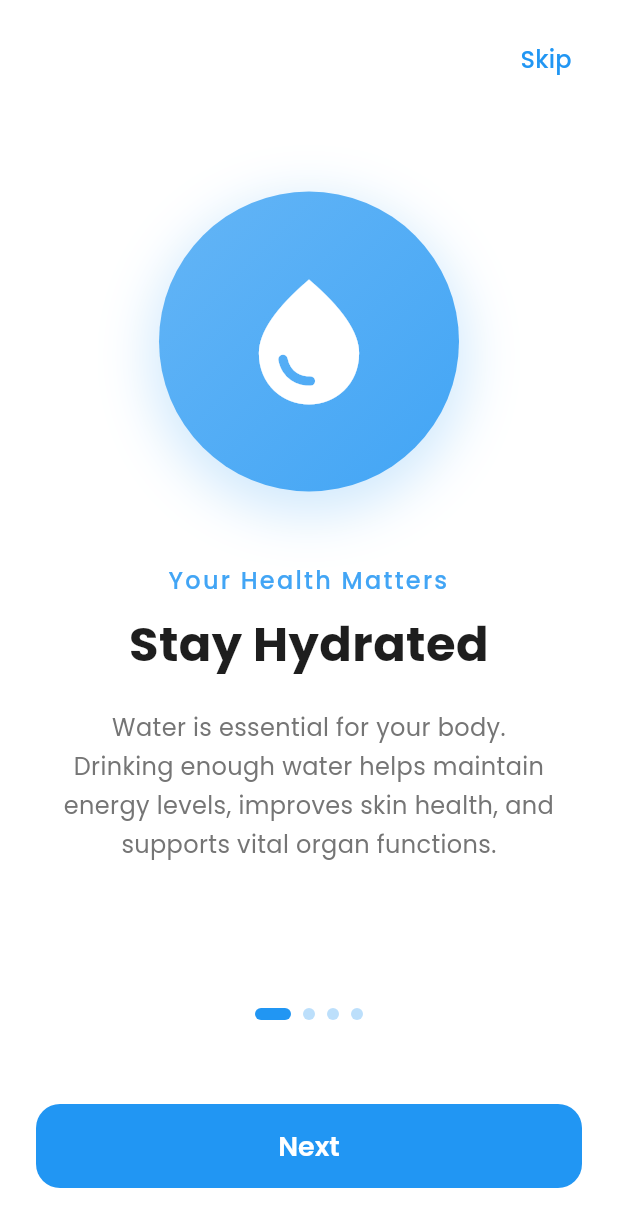
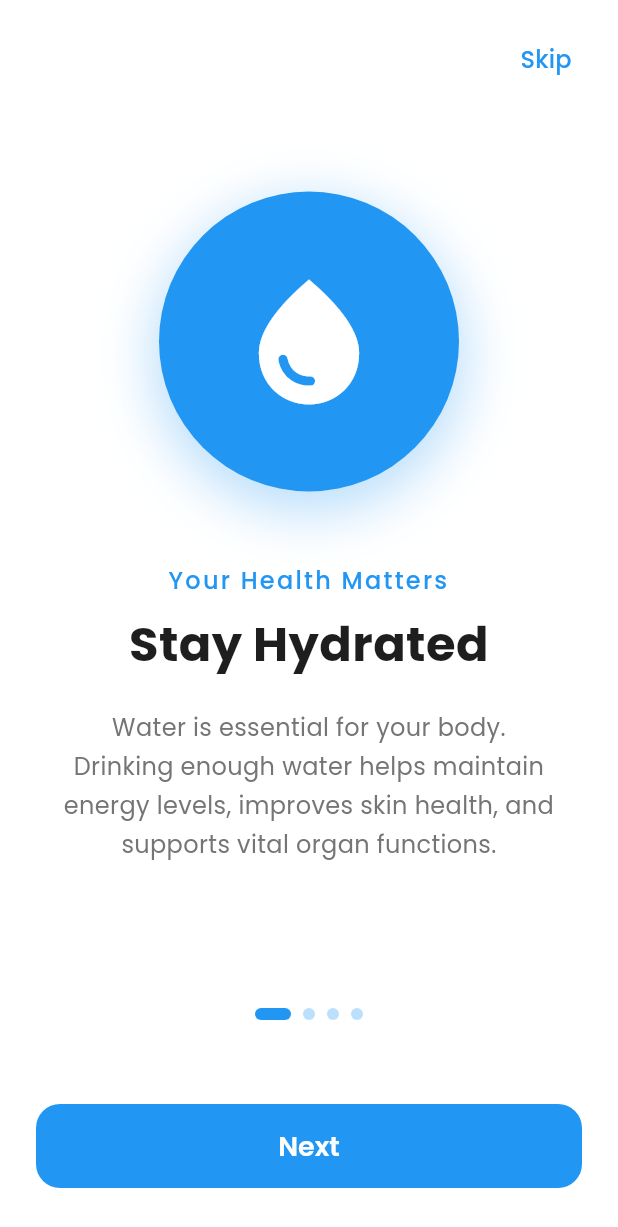
Before and after one commit to Dilaraackgzz/water_reminder, a Flutter app: the screen it shows after launch, on a phone screen of 412 x 824 dp. Shown: the top 1227 px of the screen. Run offline on Flutter 3.47's test engine with Material 3 defaults, Android fonts, the phone set to English and light mode, and no system bars; our stand-ins replace cloud_firestore, connectivity_plus, firebase_analytics, firebase_auth, firebase_core, firebase_messaging and 12 more; accounts and stored records are empty.

Commit message:
Splash screen ve Onboarding screen duzenlendi.

```diff
--- a/lib/features/onboarding/presentation/onboarding_screen.dart
+++ b/lib/features/onboarding/presentation/onboarding_screen.dart
@@ -25,8 +25,8 @@ class _OnboardingScreenState extends ConsumerState<OnboardingScreen> {
           'Water is essential for your body. Drinking enough water helps maintain energy levels, improves skin health, and supports vital organ functions.',
       icon: Icons.water_drop,
       gradient: [
-        const Color(0xFF64B5F6),
-        const Color(0xFF42A5F5),
+        AppTheme.primaryBlue,
+        AppTheme.primaryBlue,
       ],
     ),
     OnboardingPageData(
@@ -36,8 +36,8 @@ class _OnboardingScreenState extends ConsumerState<OnboardingScreen> {
           'Set personalized reminders based on your daily routine. Get gentle notifications throughout the day to keep you on track with your hydration goals.',
       icon: Icons.notifications_active,
       gradient: [
-        const Color(0xFF4FC3F7),
-        const Color(0xFF29B6F6),
+        AppTheme.primaryBlue,
+        AppTheme.primaryBlue,
       ],
     ),
     OnboardingPageData(
@@ -47,8 +47,8 @@ class _OnboardingScreenState extends ConsumerState<OnboardingScreen> {
           'Monitor your daily water intake with beautiful charts and statistics. Celebrate your achievements and build healthy hydration habits.',
       icon: Icons.insights,
       gradient: [
-        const Color(0xFF4DD0E1),
-        const Color(0xFF26C6DA),
+        AppTheme.primaryBlue,
+        AppTheme.primaryBlue,
       ],
     ),
     OnboardingPageData(
@@ -58,8 +58,8 @@ class _OnboardingScreenState extends ConsumerState<OnboardingScreen> {
           'Join thousands of users who improved their health through better hydration. Start tracking your water intake today!',
       icon: Icons.emoji_events,
       gradient: [
-        const Color(0xFF4DB6AC),
-        const Color(0xFF26A69A),
+        AppTheme.primaryBlue,
+        AppTheme.primaryBlue,
       ],
     ),
   ];
--- a/lib/features/onboarding/widgets/onboarding_page.dart
+++ b/lib/features/onboarding/widgets/onboarding_page.dart
@@ -1,6 +1,7 @@
 import 'package:flutter/material.dart';
 import 'package:google_fonts/google_fonts.dart';
 import '../presentation/onboarding_screen.dart';
+import '../../../core/themes/app_theme.dart';
 
 class OnboardingPage extends StatelessWidget {
   final OnboardingPageData data;
@@ -19,20 +20,16 @@ class OnboardingPage extends StatelessWidget {
         children: [
           const Spacer(flex: 1),
 
-          // Animated icon with gradient background
+          // Animated icon with solid color background
           Container(
             width: 200,
             height: 200,
             decoration: BoxDecoration(
-              gradient: LinearGradient(
-                begin: Alignment.topLeft,
-                end: Alignment.bottomRight,
-                colors: data.gradient,
-              ),
+              color: AppTheme.primaryBlue,
               shape: BoxShape.circle,
               boxShadow: [
                 BoxShadow(
-                  color: data.gradient[0].withAlpha(77),
+                  color: AppTheme.primaryBlue.withAlpha(77),
                   blurRadius: 30,
                   spreadRadius: 5,
                   offset: const Offset(0, 10),
@@ -55,7 +52,7 @@ class OnboardingPage extends StatelessWidget {
             style: GoogleFonts.poppins(
               fontSize: 16,
               fontWeight: FontWeight.w500,
-              color: data.gradient[1],
+              color: AppTheme.primaryBlue,
               letterSpacing: 1.5,
             ),
           ),
--- a/lib/features/splash/presentation/splash_screen.dart
+++ b/lib/features/splash/presentation/splash_screen.dart
@@ -5,6 +5,7 @@ import 'package:lottie/lottie.dart';
 import 'package:google_fonts/google_fonts.dart';
 import '../../../core/routing/app_router.dart';
 import '../../../core/services/onboarding_service.dart';
+import '../../../core/themes/app_theme.dart';
 
 class SplashScreen extends ConsumerStatefulWidget {
   const SplashScreen({super.key});
@@ -97,7 +98,7 @@ class _SplashScreenState extends ConsumerState<SplashScreen>
               style: GoogleFonts.poppins(
                 fontSize: 56,
                 fontWeight: FontWeight.w700,
-                color: const Color(0xFF00BCD4), // Cyan color to match animation
+                color: AppTheme.primaryBlue,
                 letterSpacing: -0.5,
                 height: 1.2,
               ),
@@ -111,7 +112,7 @@ class _SplashScreenState extends ConsumerState<SplashScreen>
               style: GoogleFonts.poppins(
                 fontSize: 18,
                 fontWeight: FontWeight.w400,
-                color: const Color(0xFF00BCD4).withAlpha(179), // 0.7 * 255 = 179
+                color: AppTheme.primaryBlue.withAlpha(179),
                 letterSpacing: 2.0,
               ),
             ),
```
Also changed, not shown: lib/features/auth/presentation/screens/forgot_password_screen.dart (+7 -5 lines), lib/features/auth/presentation/screens/login_screen.dart (+8 -13 lines), lib/features/auth/presentation/screens/register_screen.dart (+5 -3 lines).
